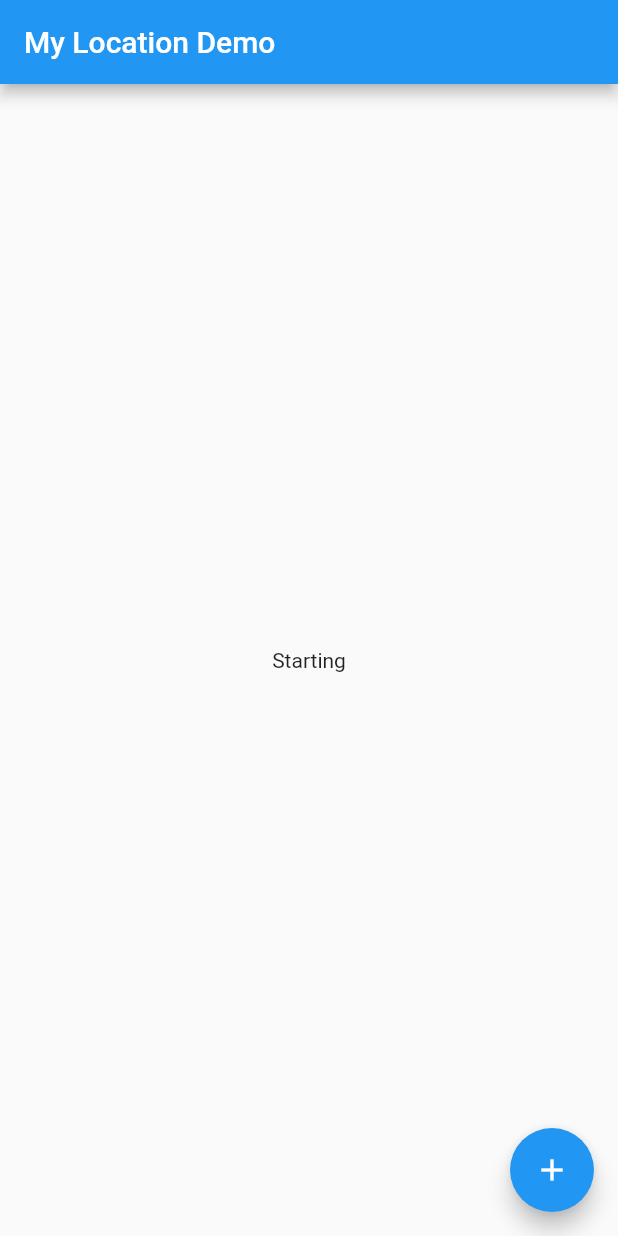
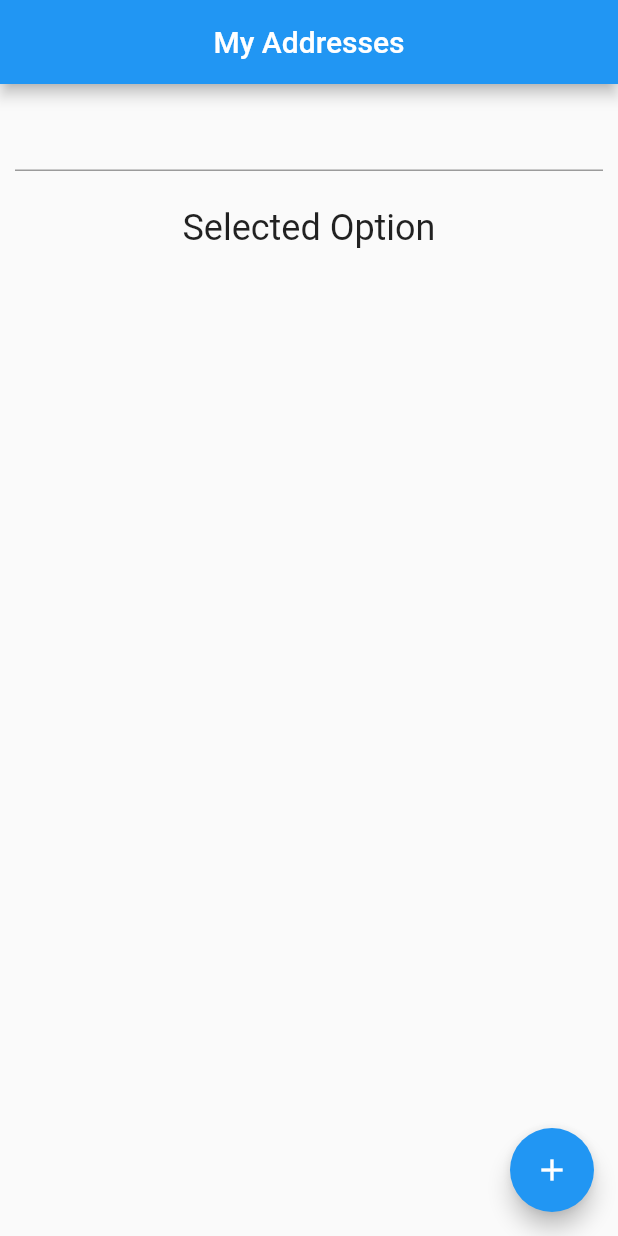
Before and after one commit to antonio-pedro99/localizacao, a Flutter app: the screen it shows after launch, on a phone screen of 412 x 824 dp. Run offline on Flutter 3.47's test engine with Material 2 defaults, Android fonts, the phone set to English and light mode, and no system bars; our stand-ins replace location; missing offline and left inert: location_web.

Commit message:
start Place suggestions

```diff
--- /dev/null
+++ b/samples/my_location/lib/address/address.dart
@@ -0,0 +1,79 @@
+import 'package:flutter/material.dart';
+import 'package:my_location/address/model.dart';
+import 'package:my_location/address/service.dart';
+
+
+class AddressPage extends StatefulWidget {
+  const AddressPage({Key? key}) : super(key: key);
+
+  @override
+  State<AddressPage> createState() => _AddressPageState();
+}
+
+class _AddressPageState extends State<AddressPage> {
+  List<String> address = <String>[
+    "Antonio",
+    "Pedro",
+    "igg",
+    "mov",
+    'aardvark',
+    'bobcat',
+    'chameleon',
+  ];
+
+  List<AddressModel> suggestions = [];
+
+  var formKey = GlobalKey<FormState>();
+  String selectOption = "Selected Option";
+
+  Future<void> getSuggetions(String text) async {
+    suggestions = await AddressSuggestions.getSuggestions(text);
+
+  }
+
+  @override
+  Widget build(BuildContext context) {
+    return Scaffold(
+      appBar: AppBar(
+        title: const Text('My Addresses'),
+        centerTitle: true,
+      ),
+      body: SingleChildScrollView(
+        padding: const EdgeInsets.all(10),
+        child: Form(
+          key: formKey,
+          child: Column(
+            mainAxisAlignment: MainAxisAlignment.center,
+            crossAxisAlignment: CrossAxisAlignment.center,
+            children: [
+              Autocomplete<AddressModel>(
+                optionsBuilder: ((textEditingValue) {
+                  if (textEditingValue.text.isEmpty) {
+                    return const Iterable<AddressModel>.empty();
+                  }
+
+                  getSuggetions(textEditingValue.text);
+                  return suggestions.where((element) => element.formatted!
+                      .toLowerCase()
+                      .contains(textEditingValue.text.toLowerCase()));
+                }),
+                onSelected: (addressModel) {
+                  setState(() {
+                    selectOption = addressModel.formatted!;
+                    suggestions.clear();
+                  });
+                },
+              ),
+              const SizedBox(height: 24),
+              Text(selectOption, style: Theme.of(context).textTheme.headline5)
+            ],
+          ),
+        ),
+      ),
+      floatingActionButton: FloatingActionButton(
+        onPressed: () {},
+        child: const Icon(Icons.add),
+      ),
+    );
+  }
+}
--- /dev/null
+++ b/samples/my_location/lib/address/model.dart
@@ -0,0 +1,95 @@
+import 'package:flutter/cupertino.dart';
+
+@immutable
+class AddressModel {
+  String? countryCode;
+  String? housenumber;
+  String? street;
+  String? country;
+  String? postcode;
+  String? state;
+  String? district;
+  String? city;
+  double? lon;
+  double? lat;
+  String? formatted;
+  String? addressLine1;
+  String? addressLine2;
+  String? resultType;
+
+  AddressModel(
+      {this.countryCode,
+      this.housenumber,
+      this.street,
+      this.country,
+      this.postcode,
+      this.state,
+      this.district,
+      this.city,
+      this.lon,
+      this.lat,
+      this.formatted,
+      this.addressLine1,
+      this.addressLine2,
+      this.resultType});
+
+  AddressModel.fromJson(Map<String, dynamic> json) {
+    countryCode = json['country_code'];
+    housenumber = json['housenumber'];
+    street = json['street'];
+    country = json['country'];
+    postcode = json['postcode'];
+    state = json['state'];
+    district = json['district'];
+    city = json['city'];
+    lon = json['lon'];
+    lat = json['lat'];
+    formatted = json['formatted'];
+    addressLine1 = json['address_line1'];
+    addressLine2 = json['address_line2'];
+    resultType = json['result_type'];
+  }
+
+  Map<String, dynamic> toJson() {
+    final Map<String, dynamic> data = <String, dynamic>{};
+    data['country_code'] = countryCode;
+    data['housenumber'] = housenumber;
+    data['street'] = street;
+    data['country'] = country;
+    data['postcode'] = postcode;
+    data['state'] = state;
+    data['district'] = district;
+    data['city'] = city;
+    data['lon'] = lon;
+    data['lat'] = lat;
+    data['formatted'] = formatted;
+    data['address_line1'] = addressLine1;
+    data['address_line2'] = addressLine2;
+    data['result_type'] = resultType;
+    return data;
+  }
+
+  @override
+  String toString() {
+    return '$formatted';
+  }
+
+  @override
+  bool operator ==(Object other) {
+    if (other.runtimeType != runtimeType) {
+      return false;
+    }
+    return other is AddressModel && other.formatted == formatted && other.city == city;
+  }
+
+  @override
+  int get hashCode => Object.hash(formatted, city);
+}
+
+class UserAddres {
+  AddressModel? address;
+  String? addressDetails; //House No, Flat No, Street and etc.
+
+  UserAddres({this.address, this.addressDetails});
+
+}
--- /dev/null
+++ b/samples/my_location/lib/address/service.dart
@@ -0,0 +1,24 @@
+// ignore: constant_identifier_names
+import 'dart:convert';
+
+import 'package:my_location/address/model.dart';
+import 'package:http/http.dart' as http;
+
+const API_KEY = "26596f637c884370a827fbce54d9ddbc";
+// ignore: constant_identifier_names
+const API_URL = "https://api.geoapify.com/v1/geocode/autocomplete?text=";
+
+class AddressSuggestions {
+  static Future<List<AddressModel>> getSuggestions(String text) async {
+    List<AddressModel> addresses = [];
+    await http.get(Uri.parse("$API_URL$text&format=json&apiKey=$API_KEY")).then((value) {
+      if (value.statusCode == 200) {
+        var result = jsonDecode(value.body);
+        for (var json in result["results"]) {
+          addresses.add(AddressModel.fromJson(json));
+        }
+      }
+    });
+    return addresses;
+  }
+}
--- a/samples/my_location/lib/main.dart
+++ b/samples/my_location/lib/main.dart
@@ -1,4 +1,5 @@
 import 'package:flutter/material.dart';
+import 'package:my_location/address/address.dart';
 import 'package:my_location/models/location.dart';
 import 'package:my_location/models/request_response.dart';
 import 'package:my_location/services/coordinates_to_address.dart';
@@ -14,12 +15,12 @@ class MyApp extends StatelessWidget {
   @override
   Widget build(BuildContext context) {
     return MaterialApp(
-      title: 'My Location Demo',
-      theme: ThemeData(
-        primarySwatch: Colors.blue,
-      ),
-      home: const MyHomePage(title: 'My Location Demo'),
-    );
+        title: 'My Location Demo',
+        theme: ThemeData(
+          primarySwatch: Colors.blue,
+        ),
+        home: const AddressPage() //const MyHomePage(title: 'My Location Demo'),
+        );
   }
 }
 
```
Also changed, not shown: samples/my_location/lib/address/tiles.dart (added, +19 -0 lines).
